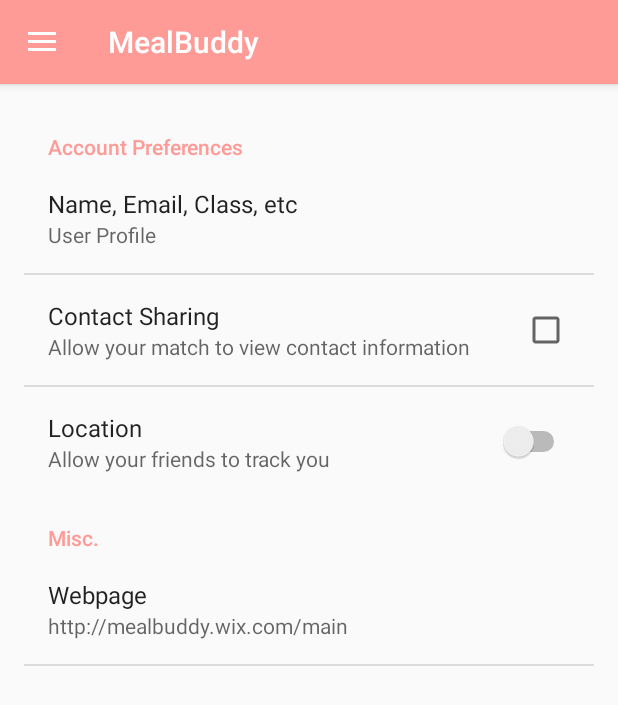
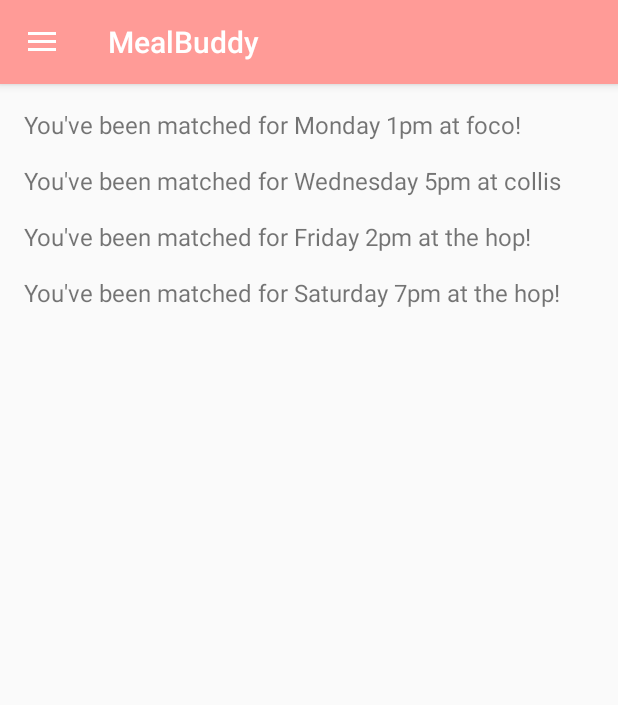
Before and after one commit to edreichua/MealBuddy, an Android app: the screen it shows after launch (MainActivity), in the side drawer, after a tap on "Notification", on a phone screen of 412 x 824 dp. Shown: the top 705 px of the screen. Run offline under Robolectric (Android 15) with nearby library versions, the phone set to English and light mode, and no system bars.

Commit message:
notification part

```diff
--- a/app/src/main/java/com/example/mealbuddy/mealbuddy/MainActivity.java
+++ b/app/src/main/java/com/example/mealbuddy/mealbuddy/MainActivity.java
@@ -74,7 +74,7 @@ public class MainActivity extends AppCompatActivity
         } else if (id == R.id.nav_settings) {
             frag = new SettingsFragment();
         } else if (id == R.id.nav_notification) {
-            frag = new SettingsFragment();
+            frag = new NotificationFragment();
         } else if (id == R.id.nav_about) {
             frag = new SettingsFragment();
         }
--- /dev/null
+++ b/app/src/main/java/com/example/mealbuddy/mealbuddy/NotificationFragment.java
@@ -0,0 +1,52 @@
+package com.example.mealbuddy.mealbuddy;
+
+import android.app.Fragment;
+import android.content.Intent;
+import android.os.Bundle;
+import android.util.Log;
+import android.view.LayoutInflater;
+import android.view.View;
+import android.view.ViewGroup;
+import android.widget.AdapterView;
+import android.widget.ArrayAdapter;
+import android.widget.ListView;
+
+/**
+ * Created by songtaeho16 on 5/18/16.
+ */
+public class NotificationFragment extends Fragment {
+
+    private static final String[] NOTIFICATIONS = new String[]  {"You've been matched for Monday 1pm at foco!",
+            "You've been matched for Wednesday 5pm at collis", "You've been matched for Friday 2pm at the hop!",
+            "You've been matched for Saturday 7pm at the hop!"};
+
+    public static final String POSITION = "position";
+    public static final String ACCEPTACTIVITY = ".AcceptActivity";
+
+    public View onCreateView(LayoutInflater inflater, ViewGroup container, Bundle savedInstanceState) {
+        Log.d("test", "test");
+        View view = inflater.inflate(R.layout.fragment_notification, container, false);
+        Log.d("test", "test2");
+        AdapterView.OnItemClickListener notificationListener = new AdapterView.OnItemClickListener() {
+            public void onItemClick(AdapterView<?> parent, View view, int position, long id) {
+                Intent intent = new Intent();
+                Bundle bundle = new Bundle();
+
+                bundle.putInt(POSITION, position);
+
+                intent.putExtras(bundle);
+                intent.setAction(ACCEPTACTIVITY);
+
+                startActivity(intent);
+            }
+        };
+
+        ListView notificationList = (ListView)view.findViewById(R.id.notificationListView);
+        ArrayAdapter<String> mAdapter = new ArrayAdapter<String>(getActivity(), R.layout.itemlayout, NOTIFICATIONS);
+
+        notificationList.setAdapter(mAdapter);
+        notificationList.setOnItemClickListener(notificationListener);
+
+        return view;
+    }
+}
--- /dev/null
+++ b/app/src/main/res/layout/fragment_notification.xml
@@ -0,0 +1,15 @@
+<?xml version="1.0" encoding="utf-8"?>
+<LinearLayout xmlns:android="http://schemas.android.com/apk/res/android"
+    android:orientation="vertical" android:layout_width="match_parent"
+    android:layout_height="match_parent">
+
+
+    <ListView
+        android:layout_width="match_parent"
+        android:layout_height="wrap_content"
+        android:id="@+id/notificationListView"
+        android:divider="@android:color/transparent"
+        android:dividerHeight="15.0sp"/>
+
+
+</LinearLayout>
--- /dev/null
+++ b/app/src/main/res/layout/itemlayout.xml
@@ -0,0 +1,9 @@
+<?xml version="1.0" encoding="utf-8"?>
+<TextView xmlns:android="http://schemas.android.com/apk/res/android"
+    android:layout_width="fill_parent"
+    android:layout_height="wrap_content"
+    android:textSize="16sp"
+    android:layout_marginTop="5dp"
+    android:layout_marginBottom="5dp"
+    android:id="@+id/history_list_item"
+    />
--- a/app/src/main/res/values/strings.xml
+++ b/app/src/main/res/values/strings.xml
@@ -35,4 +35,7 @@
     <string name="ui_time_title">Major</string>
 
     <string name="action_settings">Settings</string>
+
+
+
 </resources>
```
Also changed, not shown: app/src/main/AndroidManifest.xml (+8 -0 lines), app/src/main/java/com/example/mealbuddy/mealbuddy/AcceptActivity.java (added, +26 -0 lines), app/src/main/res/layout/activity_accept.xml (added, +66 -0 lines), 3 other files.
